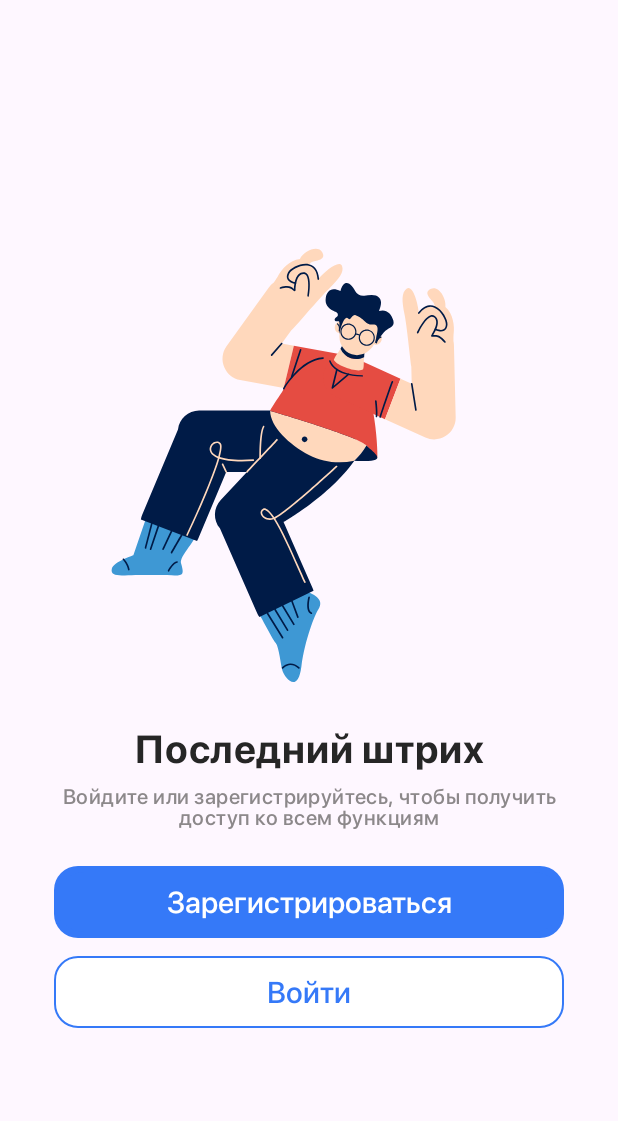
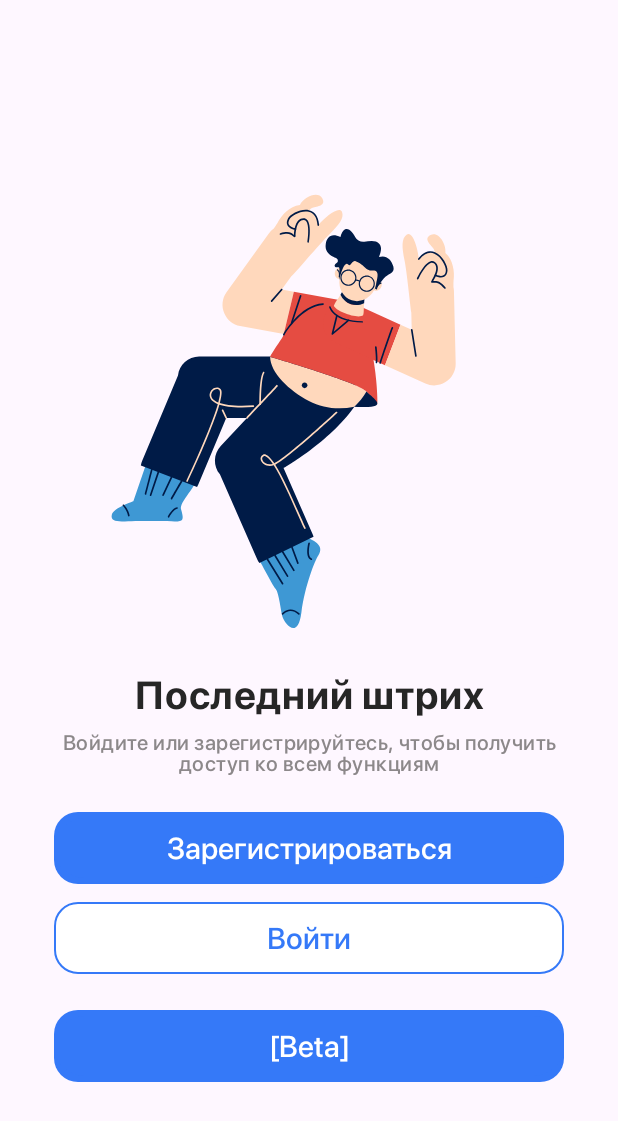
Before and after one commit to RambleTOT/MyOlimp, an Android app built with Jetpack Compose: the composable BeginAuthenticationScreen shown on its own in the app's theme, on a phone screen of 412 x 824 dp. Shown: the top 1121 px of the screen. Run offline under Robolectric (Android 15) with nearby library versions, the phone set to English and light mode, and no system bars; our stand-ins replace accompanist; libraries missing offline, so code that uses them is left out: com.ramcosta.composedestinations; 1 statement that could not run was skipped.

Commit message:
create custom bottom bar

```diff
--- a/app/src/main/java/ramble/sokol/myolimp/feature_authentication/presentation/screens/BeginAuthenticationScreen.kt
+++ b/app/src/main/java/ramble/sokol/myolimp/feature_authentication/presentation/screens/BeginAuthenticationScreen.kt
@@ -26,6 +26,7 @@ import com.ramcosta.composedestinations.annotation.Destination
 import com.ramcosta.composedestinations.navigation.DestinationsNavigator
 import ramble.sokol.myolimp.R
 import ramble.sokol.myolimp.destinations.LoginScreenDestination
+import ramble.sokol.myolimp.destinations.ProfileScreenDestination
 import ramble.sokol.myolimp.destinations.SignUpScreenDestination
 import ramble.sokol.myolimp.feature_authentication.presentation.components.OutlinedBtn
 import ramble.sokol.myolimp.feature_splash_onBoarding.presentation.components.FilledBtn
@@ -100,6 +101,14 @@ fun BeginAuthenticationScreen (
             ) {
                 navigator.navigate(SignUpScreenDestination)
             }
+
+            Spacer(modifier = Modifier.height(24.dp))
+
+            FilledBtn(
+                text = "[Beta]"
+            ) {
+                navigator.navigate(ProfileScreenDestination)
+            }
         }
     }
 }
```
